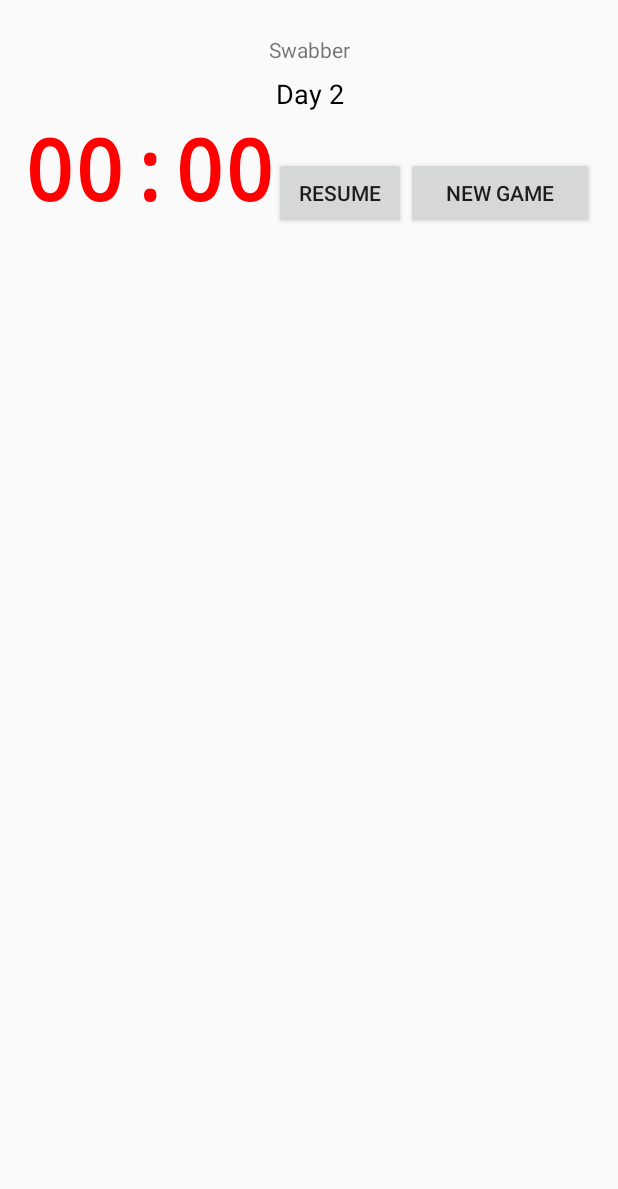
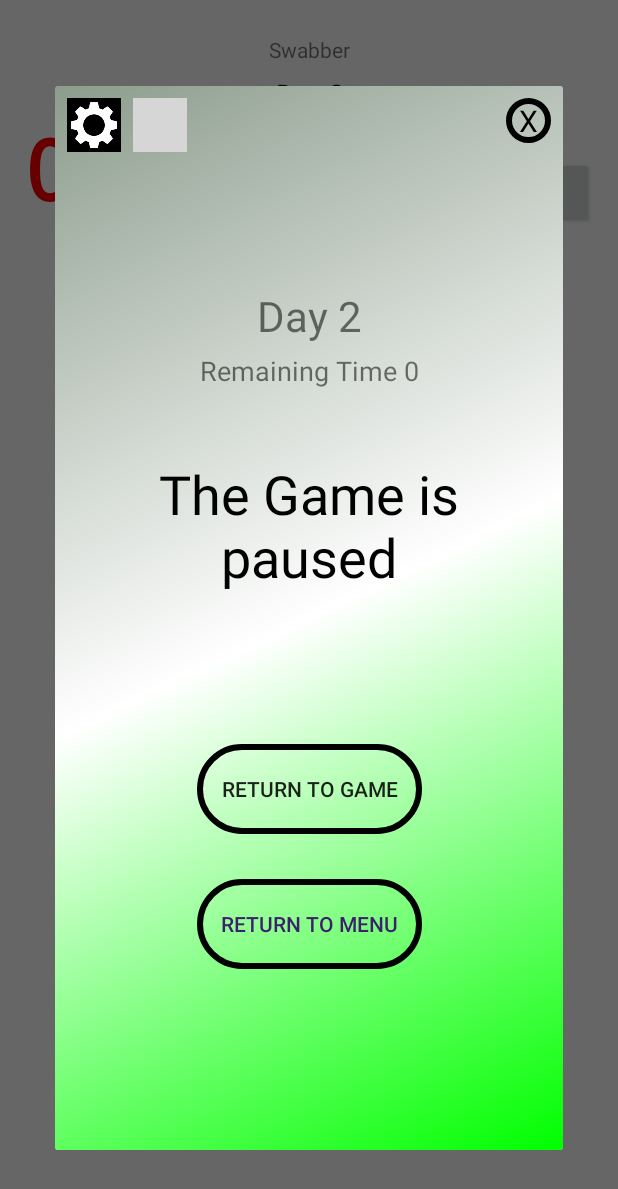
Before and after one commit to kobishiran/Swabber, an Android app: the GameActivity screen opened directly, with no data from a screen before it, after a tap on "PAUSE", on a phone screen of 412 x 824 dp. Shown: the top 1189 px of the screen. Run offline under Robolectric (Android 15) with nearby library versions, the phone set to English and light mode, and no system bars; Roboto replaces fonts that are not available here; 22 statements that could not run were skipped; grey boxes are pictures that could not be loaded.

Commit message:
Add Pause screen, Exit alert, <BUG>
<BUG> when you win/lose you see pause screen

```diff
--- a/app/build.gradle
+++ b/app/build.gradle
@@ -32,12 +32,12 @@ dependencies {
     kapt "androidx.room:room-compiler:$room_version"
 //    kapt "android.arch.persistence.room:compiler:1.0.0"
     implementation "androidx.room:room-ktx:$room_version"  // kotlinx coroutines
-
+    implementation 'com.android.support.constraint:constraint-layout:2.0.2'
     implementation fileTree(dir: "libs", include: ["*.jar"])
     implementation "org.jetbrains.kotlin:kotlin-stdlib:$kotlin_version"
-    implementation 'androidx.core:core-ktx:1.3.1'
+    implementation 'androidx.core:core-ktx:1.3.2'
     implementation 'androidx.appcompat:appcompat:1.2.0'
-    implementation 'androidx.constraintlayout:constraintlayout:2.0.1'
+    implementation 'androidx.constraintlayout:constraintlayout:2.0.2'
     testImplementation 'junit:junit:4.12'
     androidTestImplementation 'androidx.test.ext:junit:1.1.2'
     androidTestImplementation 'androidx.test.espresso:espresso-core:3.3.0'
--- a/app/src/main/java/com/flyingcircus/swabber/GameActivity.kt
+++ b/app/src/main/java/com/flyingcircus/swabber/GameActivity.kt
@@ -1,12 +1,13 @@
 package com.flyingcircus.swabber
 
+import android.app.AlertDialog
+import android.app.Dialog
+import android.content.DialogInterface
 import android.content.Intent
 import android.graphics.Color
 import android.os.Bundle
-import android.widget.ImageView
-import android.widget.LinearLayout
-import android.widget.TextView
-import android.widget.Toast
+import android.view.Window
+import android.widget.*
 import androidx.appcompat.app.AppCompatActivity
 import kotlinx.android.synthetic.main.activity_main.*
 import java.lang.Math.abs
@@ -47,13 +48,8 @@ class GameActivity : AppCompatActivity() {
         boardClickListener(difficulty.boardHeight, difficulty.boardWidth)
         pauseButton.setOnClickListener {
             if (gameIsRunning) {
-                countDownTimer.cancel()
-                gameIsRunning = false
-                pauseButton.text = "Resume"
-            } else {
-                startTimer();
-                gameIsRunning = true
-                pauseButton.text = "Pause"
+                showPause()
+                //  pauseButton.text = "Resume"
             }
         }
         newGameButton.setOnClickListener {
@@ -70,12 +66,31 @@ class GameActivity : AppCompatActivity() {
             startTimer()
         }
         startTimer()
-        pauseButton.performClick()
+        //   pauseButton.performClick()
     }
 
     override fun onDestroy() {
         countDownTimer.cancel()  // make sure the counter is stopped before exiting
         super.onDestroy()
+    }
+
+    override fun onBackPressed() {
+        countDownTimer.cancel()
+        gameIsRunning = false
+        AlertDialog.Builder(this)
+            .setTitle("Really Exit?")
+            .setMessage("Are you sure you want to exit?")
+            .setNegativeButton(android.R.string.no, object : DialogInterface.OnClickListener {
+                override fun onClick(arg0: DialogInterface?, arg1: Int) {
+                    startTimer()
+                    gameIsRunning = true
+                }
+            })
+            .setPositiveButton(android.R.string.yes, object : DialogInterface.OnClickListener {
+                override fun onClick(arg0: DialogInterface?, arg1: Int) {
+                    super@GameActivity.onBackPressed()
+                }
+            }).create().show()
     }
 
     override fun onPause() {
@@ -85,7 +100,7 @@ class GameActivity : AppCompatActivity() {
 
     override fun onResume() {
         super.onResume()
-        pauseButton.performClick() // Add if you want automatic resume, but it pauses on first launch
+        //   pauseButton.performClick() // Add if you want automatic resume, but it pauses on first launch
     }
 
     private fun initializeBoard() {
@@ -573,7 +588,63 @@ class GameActivity : AppCompatActivity() {
     // extension function to turn bool to int
     fun Boolean.toInt() = if (this) 1 else 0
 
+    fun showPause() {
+        countDownTimer.cancel()
+        gameIsRunning = false
+
+        val dialog = Dialog(this)
+        dialog.requestWindowFeature(Window.FEATURE_NO_TITLE)
+        dialog.setCancelable(true)
+        dialog.setContentView(R.layout.pause_popup)
+
+        val pauseday = dialog.findViewById(R.id.pauseday) as TextView
+        pauseday.text = "Day $daysCounter"
+
+        val pausetime = dialog.findViewById(R.id.pausetime) as TextView
+        pausetime.text = "Remaining Time $timeLeftSecs"
+
+        val pausex = dialog.findViewById(R.id.pausex) as TextView
+        val returngame = dialog.findViewById(R.id.returngame) as Button
+        val returnmenu = dialog.findViewById(R.id.returnmenu) as TextView
+
+        pausex.setOnClickListener {
+            countDownTimer.cancel()
+            startTimer()
+            gameIsRunning = true
+            dialog.dismiss()
+        }
+
+        returngame.setOnClickListener {
+            countDownTimer.cancel()
+            startTimer()
+            gameIsRunning = true
+            dialog.dismiss()
+        }
+
+        returnmenu.setOnClickListener {
+            countDownTimer.cancel()
+            startActivity(Intent(this@GameActivity, HomeScreen::class.java))
+        }
+
+        dialog.setOnDismissListener {
+            countDownTimer.cancel()
+            startTimer()
+            gameIsRunning = true
+            dialog.dismiss()
+        }
+
+        dialog.show()
+
+        // Set the dialog to percentage of the screen
+        val metrics = resources.displayMetrics
+        val width = metrics.widthPixels
+        val height = metrics.heightPixels
+        dialog.window!!.setLayout(((0.9 * width).toInt()), ((0.9 * height).toInt()))
+
+    }
 }
+
+
 
 class Person(val row: Int, val col: Int, genderDecision: Boolean) {
     var isSick = false
--- /dev/null
+++ b/app/src/main/res/drawable/circlebackground.xml
@@ -0,0 +1,10 @@
+<shape xmlns:android="http://schemas.android.com/apk/res/android"
+       android:shape="oval">
+
+    <size
+            android:width="82dp"
+            android:height="82dp"/>
+    <stroke
+            android:width="4dp"
+            android:color="@color/black"/>
+</shape>
--- /dev/null
+++ b/app/src/main/res/drawable/circlebutton.xml
@@ -0,0 +1,11 @@
+<shape xmlns:android="http://schemas.android.com/apk/res/android"
+       android:shape="rectangle">
+
+    <size
+            android:width="150dp"
+            android:height="60dp"/>
+    <stroke
+            android:width="4dp"
+            android:color="@color/black"/>
+    <corners android:radius="50dp"/>
+</shape>
--- /dev/null
+++ b/app/src/main/res/drawable/game_background_day.xml
@@ -0,0 +1,8 @@
+<shape xmlns:android="http://schemas.android.com/apk/res/android"
+       android:shape="rectangle">
+    <gradient
+            android:angle="0"
+            android:startColor="@color/white"
+            android:endColor="@color/white"
+            android:type="linear"/>
+</shape>
--- /dev/null
+++ b/app/src/main/res/drawable/game_background_night.xml
@@ -0,0 +1,8 @@
+<shape xmlns:android="http://schemas.android.com/apk/res/android"
+       android:shape="rectangle">
+    <gradient
+            android:angle="0"
+            android:startColor="@color/purple"
+            android:endColor="@color/purple"
+            android:type="linear"/>
+</shape>
--- /dev/null
+++ b/app/src/main/res/drawable/pausebackground.xml
@@ -0,0 +1,9 @@
+<shape xmlns:android="http://schemas.android.com/apk/res/android"
+       android:shape="rectangle">
+    <gradient
+            android:angle="135"
+            android:startColor="@color/lightGreen"
+            android:centerColor="@color/white"
+            android:endColor="@color/grey"
+            android:type="linear"/>
+</shape>
--- a/app/src/main/res/layout/activity_main.xml
+++ b/app/src/main/res/layout/activity_main.xml
@@ -9,6 +9,7 @@
         android:layout_width="match_parent"
         android:layout_height="match_parent"
         android:padding="16dp"
+        android:background="@drawable/game_background_day"
 >
     <LinearLayout
             android:orientation="vertical"
--- /dev/null
+++ b/app/src/main/res/layout/pause_popup.xml
@@ -0,0 +1,68 @@
+<?xml version="1.0" encoding="utf-8"?>
+
+<androidx.constraintlayout.widget.ConstraintLayout
+        xmlns:android="http://schemas.android.com/apk/res/android"
+        xmlns:app="http://schemas.android.com/apk/res-auto"
+        xmlns:tools="http://schemas.android.com/tools"
+        android:id="@+id/pausePopup"
+        android:layout_width="match_parent"
+        android:layout_height="match_parent"
+        android:background="@drawable/pausebackground"
+>
+
+    <TextView android:layout_width="wrap_content" android:layout_height="wrap_content"
+              tools:text="Day 5" app:layout_constraintEnd_toEndOf="parent"
+              app:layout_constraintStart_toStartOf="parent"
+              app:layout_constraintBottom_toBottomOf="parent" app:layout_constraintTop_toTopOf="parent"
+              app:layout_constraintVertical_bias="0.2"
+              android:textSize="28sp" android:id="@+id/pauseday"/>
+    <TextView android:layout_width="wrap_content" android:layout_height="wrap_content"
+              tools:text="Time Left 5" app:layout_constraintEnd_toEndOf="parent"
+              app:layout_constraintStart_toStartOf="parent"
+              app:layout_constraintBottom_toBottomOf="parent" app:layout_constraintTop_toTopOf="parent"
+              app:layout_constraintVertical_bias="0.25"
+              android:textSize="18sp" android:layout_marginTop="8dp" android:id="@+id/pausetime"/>
+    <TextView
+            android:layout_width="305dp"
+            android:layout_height="92dp"
+            android:id="@+id/textpausedgame" android:textSize="36sp"
+            app:layout_constraintEnd_toEndOf="parent" app:layout_constraintStart_toStartOf="parent"
+            android:textColor="#000000" android:gravity="center"
+            app:layout_constraintTop_toTopOf="parent" app:layout_constraintBottom_toBottomOf="parent"
+            app:layout_constraintVertical_bias="0.4" android:text="@string/paused_game"/>
+    <Button
+            android:layout_width="wrap_content"
+            android:layout_height="wrap_content" android:id="@+id/returngame"
+            app:layout_constraintEnd_toEndOf="parent" app:layout_constraintStart_toStartOf="parent"
+            app:layout_constraintHorizontal_bias="0.5" app:layout_constraintTop_toBottomOf="@+id/textpausedgame"
+            android:layout_marginTop="100dp"
+            android:background="@drawable/circlebutton" android:text="@string/return_game"/>
+    <Button
+            android:layout_width="wrap_content"
+            android:layout_height="wrap_content" android:id="@+id/returnmenu"
+            app:layout_constraintEnd_toEndOf="parent" app:layout_constraintStart_toStartOf="parent"
+            app:layout_constraintHorizontal_bias="0.5" app:layout_constraintTop_toBottomOf="@+id/returngame"
+            android:layout_marginTop="30dp"
+            android:background="@drawable/circlebutton" android:text="@string/return_menu" android:textColor="#3C206E"/>
+    <TextView
+            android:layout_width="30dp"
+            android:layout_height="30dp"
+            android:id="@+id/pausex"
+            android:textSize="20dp"
+            android:gravity="center"
+            android:textColor="#000000"
+            android:background="@drawable/circlebackground"
+            app:layout_constraintEnd_toEndOf="parent"
+            app:layout_constraintTop_toTopOf="parent" android:layout_marginTop="8dp" android:layout_marginRight="8dp"
+            android:layout_marginEnd="8dp" android:text="@string/x"/>
+    <ImageView
+            android:layout_width="36dp"
+            android:layout_height="36dp" app:srcCompat="@drawable/gear" android:id="@+id/pausegear"
+            app:layout_constraintStart_toStartOf="parent" app:layout_constraintTop_toTopOf="parent"
+            android:layout_margin="8dp"/>
+    <ImageView
+            android:layout_width="36dp"
+            android:layout_height="36dp" app:srcCompat="@drawable/music" android:id="@+id/pausemusic"
+            app:layout_constraintStart_toEndOf="@+id/pausegear" app:layout_constraintTop_toTopOf="parent"
+            android:layout_margin="8dp"/>
+</androidx.constraintlayout.widget.ConstraintLayout>
--- a/app/src/main/res/values/colors.xml
+++ b/app/src/main/res/values/colors.xml
@@ -3,5 +3,9 @@
     <color name="colorPrimary">#6200EE</color>
     <color name="colorPrimaryDark">#3700B3</color>
     <color name="colorAccent">#03DAC5</color>
-    <color name="radio_button_color">#FFFFFF</color>
+    <color name="white">#FFFFFF</color>
+    <color name="purple">#FF3C206E</color>
+    <color name="black">#000000</color>
+    <color name="lightGreen">#00FF00</color>
+    <color name="grey">#B0587059</color>
 </resources>
--- a/app/src/main/res/values/strings.xml
+++ b/app/src/main/res/values/strings.xml
@@ -14,4 +14,8 @@
     <string name="start">START</string>
     <string name="high_scores">HIGH SCORES</string>
     <string name="enter_your_name">ENTER YOUR NAME</string>
+    <string name="return_menu">Return to menu</string>
+    <string name="return_game">Return to game</string>
+    <string name="paused_game">The Game is paused</string>
+    <string name="x">X</string>
 </resources>
```
